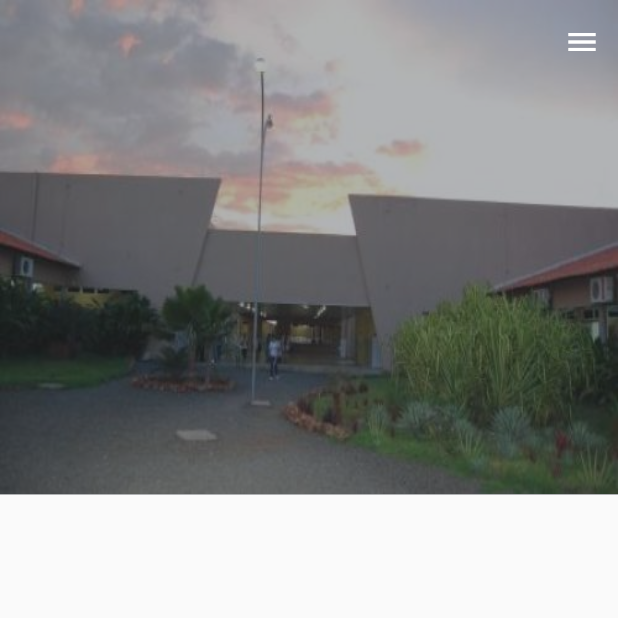
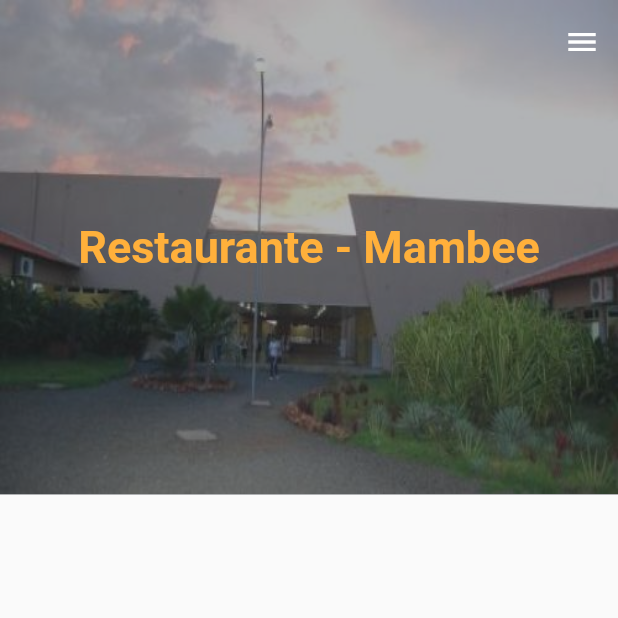
Before and after one commit to pdr-dev71/refeitorio-ifpi-picos-clone, a Flutter app: the screen it shows after launch, on a phone screen of 412 x 824 dp, the top half of it. Run offline on Flutter 3.47's test engine with Material 2 defaults, Android fonts, the phone set to English and light mode, and no system bars; Roboto replaces fonts that are missing (OpenSans).

Commit message:
added font and banner name

```diff
--- a/lib/home.dart
+++ b/lib/home.dart
@@ -45,6 +45,11 @@ class HomeIfpi extends StatelessWidget {
       ),
       body: Column(
         children: [
+          Stack(
+            alignment: Alignment.center,
+            children: [
+              Column(
+                children: [
                   Container(
                     height: screenHeight * .4,
                     decoration: BoxDecoration(
@@ -63,6 +68,18 @@ class HomeIfpi extends StatelessWidget {
                   ),
                 ],
               ),
+              const Text(
+                'Restaurante - Mambee',
+                style: TextStyle(
+                  fontWeight: FontWeight.bold,
+                  fontSize: 30,
+                  color: Color(0xFFffb03b),
+                ),
+              ),
+            ],
+          ),
+        ],
+      ),
     );
   }
 
--- a/lib/main.dart
+++ b/lib/main.dart
@@ -17,6 +17,7 @@ class MyApp extends StatelessWidget {
       },
       theme: ThemeData(
         primarySwatch: Colors.blue,
+        fontFamily: 'OpenSans',
       ),
     );
   }
```
Also changed, not shown: pubspec.yaml (+10 -15 lines), assets/fonts/OpenSans-Bold.ttf (added), assets/fonts/OpenSans-BoldItalic.ttf (added), assets/fonts/OpenSans-ExtraBold.ttf (added), assets/fonts/OpenSans-ExtraBoldItalic.ttf (added), assets/fonts/OpenSans-Italic.ttf (added), assets/fonts/OpenSans-Light.ttf (added), assets/fonts/OpenSans-LightItalic.ttf (added), assets/fonts/OpenSans-Medium.ttf (added), assets/fonts/OpenSans-MediumItalic.ttf (added), assets/fonts/OpenSans-Regular.ttf (added), assets/fonts/OpenSans-SemiBold.ttf (added), assets/fonts/OpenSans-SemiBoldItalic.ttf (added). Lines whose indentation alone changed are shown as unchanged.
